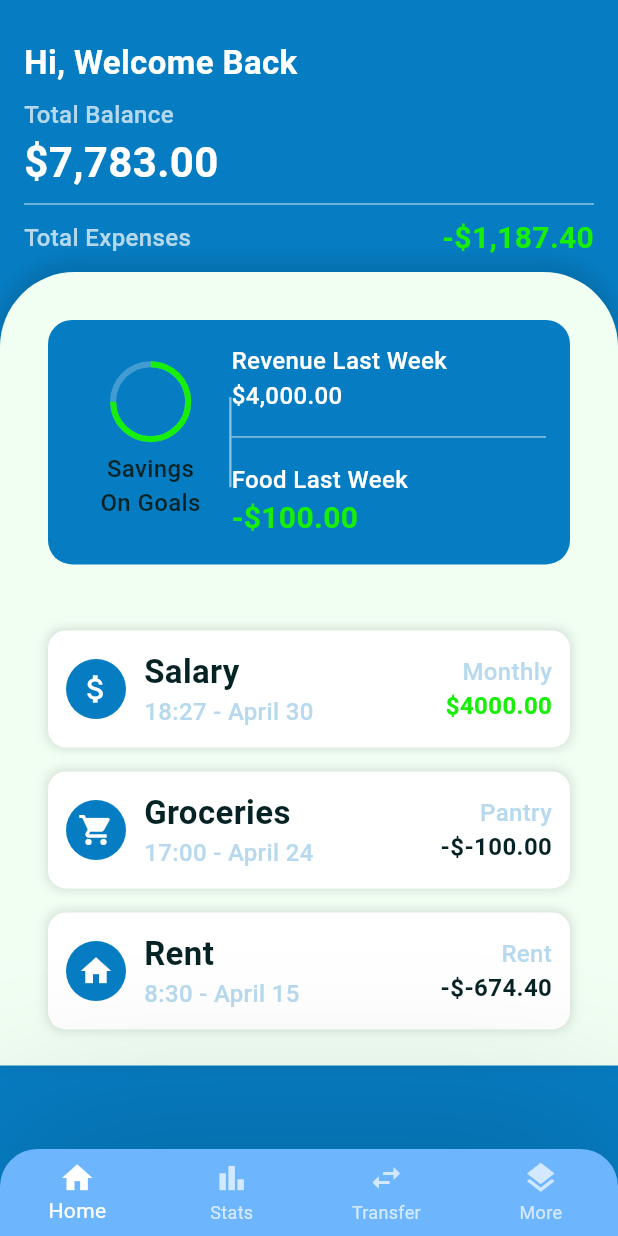
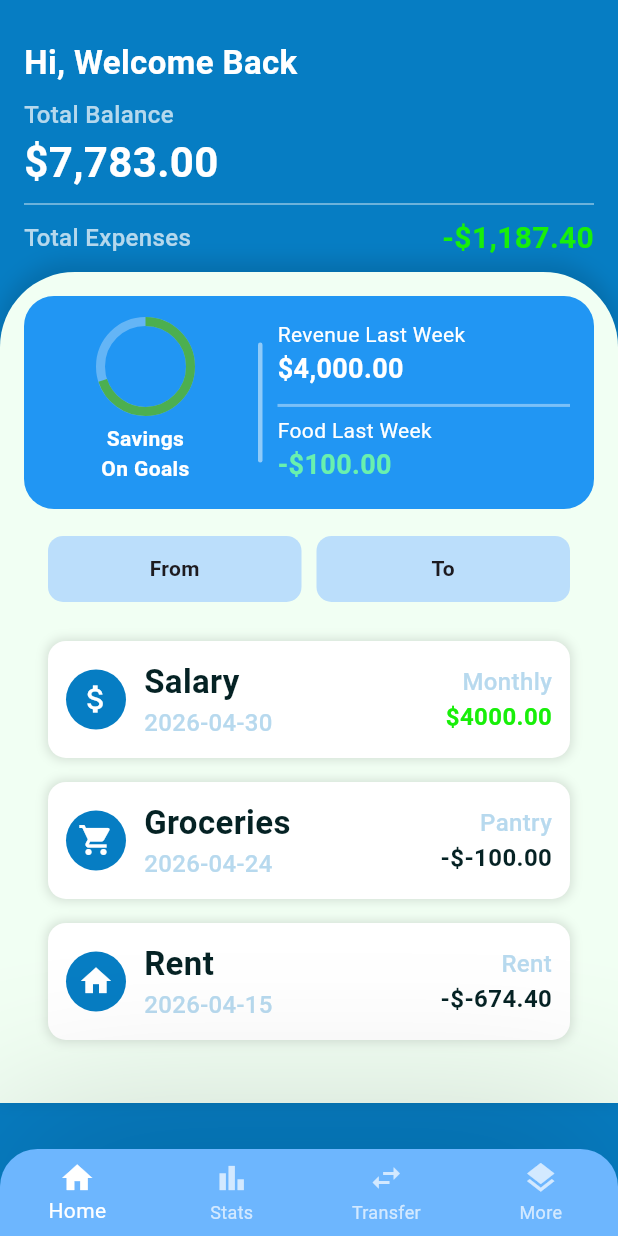
Before and after one commit to Moviles-G45/FlutterApp, a Flutter app: the HomeScreen screen opened directly, on a phone screen of 412 x 824 dp. Run offline on Flutter 3.47's test engine with Material 3 defaults, Android fonts, the phone set to English and light mode, and no system bars.

Commit message:
main screen

```diff
--- a/flutter/lib/main.dart
+++ b/flutter/lib/main.dart
@@ -1,3 +1,4 @@
+/*
 import 'package:finances/config/theme/app_theme.dart';
 import 'package:flutter/material.dart';
 import 'presentation/screens/home.dart';
@@ -27,3 +28,25 @@ class MyApp extends StatelessWidget {
     );
   }
 }
+ */
+
+import 'package:finances/config/theme/app_theme.dart';
+import 'package:flutter/material.dart';
+import 'presentation/screens/home.dart';
+
+void main() {
+  runApp(const MyApp());
+}
+
+class MyApp extends StatelessWidget {
+  const MyApp({Key? key}) : super(key: key);
+
+  @override
+  Widget build(BuildContext context) {
+    return MaterialApp(
+      debugShowCheckedModeBanner: false,
+      theme: AppTheme.lightTheme, // Usa el tema si está configurado
+      home:  HomeScreen(),
+    );
+  }
+}
--- a/flutter/lib/presentation/screens/home.dart
+++ b/flutter/lib/presentation/screens/home.dart
@@ -1,11 +1,28 @@
+import 'package:finances/presentation/widgets/balance_card.dart';
+import 'package:finances/presentation/widgets/bottom_nav_bar.dart';
+import 'package:finances/presentation/widgets_home/expenses_card.dart';
+import 'package:finances/presentation/widgets_home/transaction_filter_bar.dart';
+import 'package:finances/presentation/widgets_home/transaction_list.dart';
+import 'package:flutter/material.dart';
 import 'package:finances/config/theme/colors.dart';
-import 'package:flutter/material.dart';
-import 'package:finances/presentation/widgets_home/expenses_card.dart';
-import 'package:finances/presentation/widgets_home/transaction_list.dart';
-import '../widgets/balance_card.dart';
-import '../widgets/bottom_nav_bar.dart';
 
-class HomeScreen extends StatelessWidget {
+
+class HomeScreen extends StatefulWidget {
+  @override
+  _HomeScreenState createState() => _HomeScreenState();
+}
+
+class _HomeScreenState extends State<HomeScreen> {
+  DateTime? _startDate;
+  DateTime? _endDate;
+
+  void _onFilterChanged(DateTime? start, DateTime? end) {
+    setState(() {
+      _startDate = start;
+      _endDate = end;
+    });
+  }
+
   @override
   Widget build(BuildContext context) {
     return Scaffold(
@@ -45,8 +62,12 @@ class HomeScreen extends StatelessWidget {
                 child: Column(
                   children: [
                     ExpensesCard(), // Tarjeta de gráficos e insights
-                    SizedBox(height: 20), // Espacio entre tarjetas
-                    TransactionList(), // Lista de transacciones
+                    SizedBox(height: 10),
+                    TransactionFilterBar(
+                      onDateSelected: _onFilterChanged,
+                    ),
+                    SizedBox(height: 10), // Espacio entre el filtro y la lista
+                    TransactionList(startDate: _startDate, endDate: _endDate),
                   ],
                 ),
               ),
--- a/flutter/lib/presentation/widgets_home/expenses_card.dart
+++ b/flutter/lib/presentation/widgets_home/expenses_card.dart
@@ -1,69 +1,86 @@
-import 'package:finances/config/theme/colors.dart';
-import 'package:finances/config/theme/text_styles.dart';
 import 'package:flutter/material.dart';
 
 class ExpensesCard extends StatelessWidget {
   @override
   Widget build(BuildContext context) {
     return Container(
-      margin: EdgeInsets.all(16),
       padding: EdgeInsets.all(16),
       decoration: BoxDecoration(
-        color: AppColors.strongBlue,
-        borderRadius: BorderRadius.circular(16),
+        color: Colors.blue,
+        borderRadius: BorderRadius.circular(20),
       ),
       child: Row(
+        crossAxisAlignment: CrossAxisAlignment.center,
         children: [
-          // 🔹 Savings on Goals (Con Progress Indicator)
+          // 🟢 Gráfico circular de ahorro
           Expanded(
+            flex: 2,
             child: Column(
+              mainAxisAlignment: MainAxisAlignment.center,
               children: [
-                Stack(
-                  alignment: Alignment.center,
-                  children: [
-                    SizedBox(
-                      width: 50,
-                      height: 50,
-                      child: CircularProgressIndicator(
-                        value: 0.75, // 🔹 Simula progreso (75%)
-                        backgroundColor: Colors.white24,
-                        valueColor: AlwaysStoppedAnimation<Color>(AppColors.strongGreen),
-                        strokeWidth: 4,
-                      ),
-                    ),
-                    Icon(Icons.directions_car, color: AppColors.background, size: 30),
-                  ],
+                SizedBox(
+                  width: 60,
+                  height: 60,
+                  child: CircularProgressIndicator(
+                    value: 0.7, // 70% completado
+                    backgroundColor: Colors.blue[300],
+                    valueColor: AlwaysStoppedAnimation<Color>(Colors.green),
+                    strokeWidth: 6,
+                  ),
                 ),
                 SizedBox(height: 8),
                 Text(
                   "Savings\nOn Goals",
                   textAlign: TextAlign.center,
-                  style: AppTextStyles.subheading.copyWith(color: AppColors.textPrimary),
+                  style: TextStyle(color: Colors.white, fontWeight: FontWeight.bold),
                 ),
               ],
             ),
           ),
 
-          // 🔹 Separador vertical
+          // 🟢 Línea de separación mejorada
           Container(
-            height: 60,
-            width: 1.5,
-            color: Colors.white54,
+            width: 3, // Aumentamos grosor
+            height: 80, // Ajustamos altura
+            margin: EdgeInsets.symmetric(horizontal: 10),
+            decoration: BoxDecoration(
+              color: Colors.white.withOpacity(0.5), // Mayor visibilidad
+              borderRadius: BorderRadius.circular(2), // Bordes redondeados
+            ),
           ),
 
-          // 🔹 Revenue y Food Expenses
+          // 🟢 Texto de ingresos y gastos
           Expanded(
-            flex: 2,
+            flex: 3,
             child: Column(
               crossAxisAlignment: CrossAxisAlignment.start,
               children: [
-                Text("Revenue Last Week", style: AppTextStyles.subheading.copyWith(color: Colors.white)),
-                Text("\$4,000.00", style: AppTextStyles.subheading.copyWith(color: Colors.white)),
-                SizedBox(height: 8),
-                Divider(color: Colors.white54), // 🔹 Línea separadora horizontal
-                SizedBox(height: 9),
-                Text("Food Last Week", style: AppTextStyles.subheading.copyWith(color: Colors.white)),
-                Text("-\$100.00", style: AppTextStyles.expenseText.copyWith(color: AppColors.strongGreen)),
+                Text(
+                  "Revenue Last Week",
+                  style: TextStyle(color: Colors.white, fontSize: 14),
+                ),
+                Text(
+                  "\$4,000.00",
+                  style: TextStyle(color: Colors.white, fontSize: 18, fontWeight: FontWeight.bold),
+                ),
+                SizedBox(height: 4), // Espaciado entre líneas
+
+                // Línea divisoria mejorada
+                Container(
+                  height: 2,
+                  width: double.infinity,
+                  margin: EdgeInsets.symmetric(vertical: 6),
+                  color: Colors.white.withOpacity(0.4),
+                ),
+
+                Text(
+                  "Food Last Week",
+                  style: TextStyle(color: Colors.white, fontSize: 14),
+                ),
+                Text(
+                  "-\$100.00",
+                  style: TextStyle(color: Colors.greenAccent, fontSize: 18, fontWeight: FontWeight.bold),
+                ),
               ],
             ),
           ),
--- /dev/null
+++ b/flutter/lib/presentation/widgets_home/transaction_filter_bar.dart
@@ -0,0 +1,91 @@
+import 'package:flutter/material.dart';
+import 'package:intl/intl.dart';
+
+class TransactionFilterBar extends StatefulWidget {
+  final void Function(DateTime?, DateTime?) onDateSelected; // Asegurar que acepta la firma correcta
+
+  const TransactionFilterBar({
+    Key? key,
+    required this.onDateSelected,
+  }) : super(key: key);
+
+  @override
+  _TransactionFilterBarState createState() => _TransactionFilterBarState();
+}
+
+class _TransactionFilterBarState extends State<TransactionFilterBar> {
+  DateTime? _startDate;
+  DateTime? _endDate;
+
+  Future<void> _selectDate(BuildContext context, bool isStart) async {
+    DateTime? picked = await showDatePicker(
+      context: context,
+      initialDate: DateTime.now(),
+      firstDate: DateTime(2020),  // Fecha mínima
+      lastDate: DateTime(2030),   // Fecha máxima
+    );
+
+    if (picked != null) {
+      setState(() {
+        if (isStart) {
+          _startDate = picked;
+        } else {
+          _endDate = picked;
+        }
+      });
+
+      widget.onDateSelected(_startDate, _endDate); // Llamamos la función al seleccionar fecha
+    }
+  }
+
+  @override
+  Widget build(BuildContext context) {
+    return Padding(
+      padding: const EdgeInsets.symmetric(horizontal: 16.0, vertical: 8.0),
+      child: Row(
+        mainAxisAlignment: MainAxisAlignment.spaceBetween,
+        children: [
+          Expanded(
+            child: GestureDetector(
+              onTap: () => _selectDate(context, true),
+              child: Container(
+                padding: EdgeInsets.symmetric(vertical: 12, horizontal: 16),
+                decoration: BoxDecoration(
+                  color: Colors.blue[100],
+                  borderRadius: BorderRadius.circular(10),
+                ),
+                child: Text(
+                  _startDate != null
+                      ? "From: ${DateFormat('MMM dd, yyyy').format(_startDate!)}"
+                      : "From",
+                  textAlign: TextAlign.center,
+                  style: TextStyle(fontSize: 14, fontWeight: FontWeight.bold),
+                ),
+              ),
+            ),
+          ),
+          SizedBox(width: 10),
+          Expanded(
+            child: GestureDetector(
+              onTap: () => _selectDate(context, false),
+              child: Container(
+                padding: EdgeInsets.symmetric(vertical: 12, horizontal: 16),
+                decoration: BoxDecoration(
+                  color: Colors.blue[100],
+                  borderRadius: BorderRadius.circular(10),
+                ),
+                child: Text(
+                  _endDate != null
+                      ? "To: ${DateFormat('MMM dd, yyyy').format(_endDate!)}"
+                      : "To",
+                  textAlign: TextAlign.center,
+                  style: TextStyle(fontSize: 14, fontWeight: FontWeight.bold),
+                ),
+              ),
+            ),
+          ),
+        ],
+      ),
+    );
+  }
+}
--- a/flutter/lib/presentation/widgets_home/transaction_list.dart
+++ b/flutter/lib/presentation/widgets_home/transaction_list.dart
@@ -1,13 +1,13 @@
+import 'package:flutter/material.dart';
 import 'package:finances/presentation/widgets_home/transaction_item.dart';
-import 'package:flutter/material.dart';
-
+import 'package:intl/intl.dart';
 
 class TransactionList extends StatelessWidget {
   final List<Map<String, dynamic>> transactions = [
     {
       "title": "Salary",
       "icon": Icons.attach_money,
-      "time": "18:27 - April 30",
+      "time": "2026-04-30",
       "category": "Monthly",
       "amount": 4000.00,
       "isExpense": false,
@@ -15,7 +15,7 @@ class TransactionList extends StatelessWidget {
     {
       "title": "Groceries",
       "icon": Icons.shopping_cart,
-      "time": "17:00 - April 24",
+      "time": "2026-04-24",
       "category": "Pantry",
       "amount": -100.00,
       "isExpense": true,
@@ -23,17 +23,33 @@ class TransactionList extends StatelessWidget {
     {
       "title": "Rent",
       "icon": Icons.home,
-      "time": "8:30 - April 15",
+      "time": "2026-04-15",
       "category": "Rent",
       "amount": -674.40,
       "isExpense": true,
     },
   ];
 
+  final DateTime? startDate;
+  final DateTime? endDate;
+
+  TransactionList({this.startDate, this.endDate});
+
   @override
   Widget build(BuildContext context) {
-    return Column(
-      children: transactions.map((tx) => TransactionItem(transaction: tx)).toList(),
+    // Convertimos las fechas de string a DateTime
+    List<Map<String, dynamic>> filteredTransactions = transactions.where((tx) {
+      DateTime txDate = DateFormat('yyyy-MM-dd').parse(tx["time"]);
+      if (startDate != null && txDate.isBefore(startDate!)) return false;
+      if (endDate != null && txDate.isAfter(endDate!)) return false;
+      return true;
+    }).toList();
+
+    return Container(
+      height: 300, // Para que se pueda scrollear y ver todas las transacciones
+      child: ListView(
+        children: filteredTransactions.map((tx) => TransactionItem(transaction: tx)).toList(),
+      ),
     );
   }
 }
--- a/flutter/pubspec.yaml
+++ b/flutter/pubspec.yaml
@@ -34,6 +34,7 @@ dependencies:
   # The following adds the Cupertino Icons font to your application.
   # Use with the CupertinoIcons class for iOS style icons.
   cupertino_icons: ^1.0.8
+  intl: ^0.20.2
 
 dev_dependencies:
   flutter_test:
```
Also changed, not shown: flutter/pubspec.lock.
